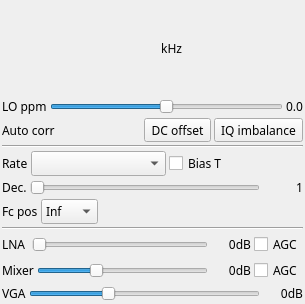
Qt form plugins/samplesource/airspy/airspygui.ui (f4exb/sdrangel) before a commit.
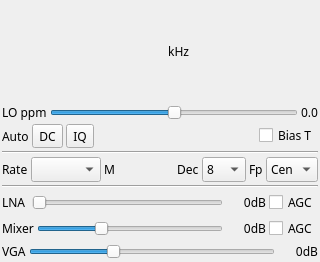
The same form after that commit. Custom widgets are drawn as their Qt base class.

Commit message: Airspy input plugin: GUI cosmetic changes

The edit to the form file:
```diff
--- a/plugins/samplesource/airspy/airspygui.ui
+++ b/plugins/samplesource/airspy/airspygui.ui
@@ -6,8 +6,8 @@
    <rect>
     <x>0</x>
     <y>0</y>
-    <width>305</width>
-    <height>304</height>
+    <width>320</width>
+    <height>262</height>
    </rect>
   </property>
   <property name="sizePolicy">
@@ -160,7 +160,7 @@
         <string>DC offset auto correction</string>
        </property>
        <property name="text">
-        <string>DC offset</string>
+        <string>DC</string>
        </property>
       </widget>
      </item>
@@ -170,17 +170,40 @@
         <string>IQ imbalance auto correction</string>
        </property>
        <property name="text">
-        <string>IQ imbalance</string>
+        <string>IQ</string>
        </property>
       </widget>
      </item>
      <item row="0" column="0">
       <widget class="QLabel" name="corrLabal">
        <property name="text">
-        <string>Auto corr</string>
+        <string>Auto</string>
        </property>
       </widget>
      </item>
+     <item row="0" column="4">
+      <widget class="QCheckBox" name="biasT">
+       <property name="toolTip">
+        <string>Antenna bias ON/OFF</string>
+       </property>
+       <property name="text">
+        <string>Bias T</string>
+       </property>
+      </widget>
+     </item>
+     <item row="0" column="3">
+      <spacer name="fcPosRightSpacer">
+       <property name="orientation">
+        <enum>Qt::Horizontal</enum>
+       </property>
+       <property name="sizeHint" stdset="0">
+        <size>
+         <width>40</width>
+         <height>20</height>
+        </size>
+       </property>
+      </spacer>
+     </item>
     </layout>
    </item>
    <item>
@@ -195,16 +218,6 @@
      <property name="spacing">
       <number>3</number>
      </property>
-     <item row="0" column="2">
-      <widget class="QCheckBox" name="biasT">
-       <property name="toolTip">
-        <string>Antenna bias ON/OFF</string>
-       </property>
-       <property name="text">
-        <string>Bias T</string>
-       </property>
-      </widget>
-     </item>
      <item row="0" column="0">
       <widget class="QLabel" name="sampleRateLabel">
        <property name="sizePolicy">
@@ -220,92 +233,103 @@
      </item>
      <item row="0" column="1">
       <widget class="QComboBox" name="sampleRate">
+       <property name="maximumSize">
+        <size>
+         <width>70</width>
+         <height>16777215</height>
+        </size>
+       </property>
        <property name="toolTip">
         <string>Device sample rate</string>
        </property>
       </widget>
      </item>
-    </layout>
-   </item>
-   <item>
-    <layout class="QGridLayout" name="gridLayout_decim" columnstretch="0,0,0">
-     <property name="spacing">
-      <number>3</number>
-     </property>
-     <item row="0" column="0">
+     <item row="0" column="4">
       <widget class="QLabel" name="label_decim">
        <property name="text">
-        <string>Dec.</string>
-       </property>
-      </widget>
-     </item>
-     <item row="0" column="1">
-      <widget class="QSlider" name="decim">
-       <property name="toolTip">
-        <string>Decimation factor</string>
-       </property>
-       <property name="maximum">
-        <number>6</number>
-       </property>
-       <property name="pageStep">
-        <number>1</number>
-       </property>
-       <property name="value">
-        <number>0</number>
-       </property>
-       <property name="orientation">
-        <enum>Qt::Horizontal</enum>
+        <string>Dec</string>
        </property>
       </widget>
      </item>
      <item row="0" column="2">
-      <widget class="QLabel" name="decimText">
-       <property name="minimumSize">
-        <size>
-         <width>40</width>
-         <height>0</height>
-        </size>
-       </property>
+      <widget class="QLabel" name="label">
        <property name="text">
-        <string>1</string>
-       </property>
-       <property name="alignment">
-        <set>Qt::AlignRight|Qt::AlignTrailing|Qt::AlignVCenter</set>
+        <string>M</string>
        </property>
       </widget>
      </item>
-    </layout>
-   </item>
-   <item>
-    <layout class="QGridLayout" name="gridLayout_fcPos" columnstretch="0,0,0">
-     <property name="spacing">
-      <number>3</number>
-     </property>
-     <item row="0" column="0">
+     <item row="0" column="6">
       <widget class="QLabel" name="label_fcPos">
        <property name="text">
-        <string>Fc pos</string>
+        <string>Fp</string>
        </property>
       </widget>
      </item>
-     <item row="0" column="2">
-      <spacer name="fcPosRightSpacer">
-       <property name="orientation">
-        <enum>Qt::Horizontal</enum>
-       </property>
-       <property name="sizeHint" stdset="0">
+     <item row="0" column="5">
+      <widget class="QComboBox" name="decim">
+       <property name="maximumSize">
         <size>
-         <width>40</width>
-         <height>20</height>
+         <width>50</width>
+         <height>16777215</height>
         </size>
        </property>
-      </spacer>
+       <property name="toolTip">
+        <string>Decimation factor</string>
+       </property>
+       <property name="currentIndex">
+        <number>3</number>
+       </property>
+       <item>
+        <property name="text">
+         <string>1</string>
+        </property>
+       </item>
+       <item>
+        <property name="text">
+         <string>2</string>
+        </property>
+       </item>
+       <item>
+        <property name="text">
+         <string>4</string>
+        </property>
+       </item>
+       <item>
+        <property name="text">
+         <string>8</string>
+        </property>
+       </item>
+       <item>
+        <property name="text">
+         <string>16</string>
+        </property>
+       </item>
+       <item>
+        <property name="text">
+         <string>32</string>
+        </property>
+       </item>
+       <item>
+        <property name="text">
+         <string>64</string>
+        </property>
+       </item>
+      </widget>
      </item>
-     <item row="0" column="1">
+     <item row="0" column="7">
       <widget class="QComboBox" name="fcPos">
+       <property name="maximumSize">
+        <size>
+         <width>55</width>
+         <height>16777215</height>
+        </size>
+       </property>
        <property name="toolTip">
         <string>Relative position of device center frequency</string>
        </property>
+       <property name="currentIndex">
+        <number>2</number>
+       </property>
        <item>
         <property name="text">
          <string>Inf</string>
@@ -318,11 +342,24 @@
        </item>
        <item>
         <property name="text">
-         <string>Cent</string>
+         <string>Cen</string>
         </property>
        </item>
       </widget>
      </item>
+     <item row="0" column="3">
+      <spacer name="horizontalSpacer">
+       <property name="orientation">
+        <enum>Qt::Horizontal</enum>
+       </property>
+       <property name="sizeHint" stdset="0">
+        <size>
+         <width>40</width>
+         <height>20</height>
+        </size>
+       </property>
+      </spacer>
+     </item>
     </layout>
    </item>
    <item>
```
Left out of the diff: 13 changed lines with no effect on the pictures. The commit also changes 2 other files.
